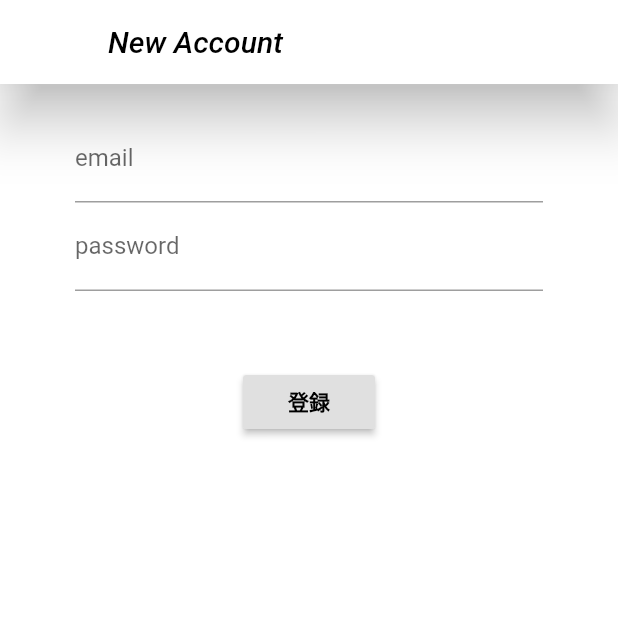
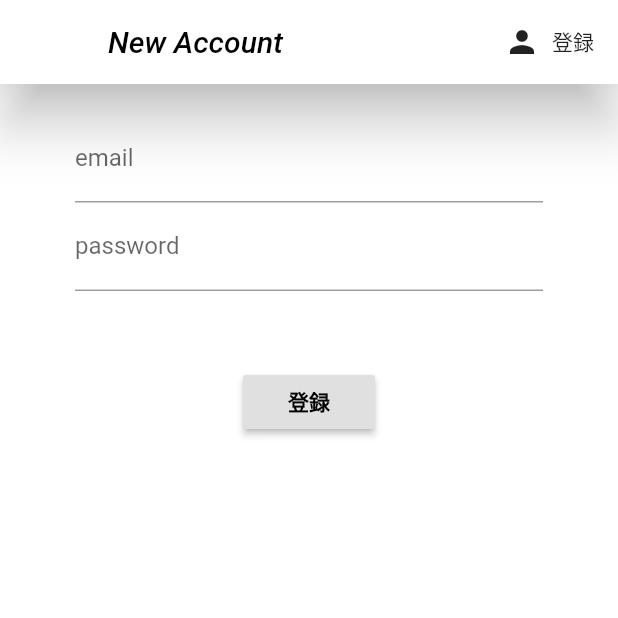
Before and after one commit to Ryota-Nakamura-317/expenses-app, a Flutter app: the Register screen opened directly, on a phone screen of 412 x 824 dp, the top half of it. Run offline on Flutter 3.47's test engine with Material 2 defaults, Android fonts, the phone set to English and light mode, and no system bars; our stand-ins replace firebase_auth, firebase_core, flutter_spinkit; accounts and stored records are empty.

```diff
--- /dev/null
+++ b/lib/screens/authenticate/register.dart
@@ -0,0 +1,119 @@
+import 'package:expenses_app/screens/authenticate/loading.dart';
+import 'package:expenses_app/services/auth.dart';
+import 'package:flutter/material.dart';
+
+class Register extends StatefulWidget {
+  final Function toggleView;
+  Register({this.toggleView});
+
+  @override
+  _RegisterState createState() => _RegisterState();
+}
+
+class _RegisterState extends State<Register> {
+  //データ呼び出し専用のauth.dartの呼び出し
+  //これでAuthServiceがこのクラスでも使用可能となる
+  final AuthService _auth = AuthService();
+  final _formKey = GlobalKey<FormState>();
+  bool loading = false;
+
+  //text field state
+  String email = '';
+  String password = '';
+  String error = '';
+  @override
+  Widget build(BuildContext context) {
+    //password入力フォームへのFocusNode定義
+    final _passwordFocusNode = FocusNode();
+    //Spinkitの設定と登録画面
+    return loading
+        ? Loading()
+        : Scaffold(
+            backgroundColor: Colors.white,
+            appBar: AppBar(
+              backgroundColor: Colors.white,
+              elevation: 15.0,
+              title: Text(
+                'New Account',
+                style: TextStyle(
+                  fontStyle: FontStyle.italic,
+                  color: Colors.black,
+                ),
+              ),
+              actions: [
+                FlatButton.icon(
+                  onPressed: () {
+                    widget.toggleView();
+                  },
+                  icon: Icon(Icons.person),
+                  label: Text('登録'),
+                ),
+              ],
+            ),
+            body: Container(
+              padding: EdgeInsets.symmetric(vertical: 20.0, horizontal: 50.0),
+              child: Form(
+                key: _formKey,
+                child: Column(
+                  children: [
+                    TextFormField(
+                      decoration: InputDecoration(labelText: 'email'),
+                      validator: (val) =>
+                          val.isEmpty ? 'メールアドレスを入力してください。' : null,
+                      onChanged: (val) {
+                        setState(() => email = val);
+                      },
+                      //カーソル移動処理
+                      onFieldSubmitted: (_) {
+                        FocusScope.of(context).requestFocus(_passwordFocusNode);
+                      },
+                    ),
+                    TextFormField(
+                      //カーソル移動先
+                      focusNode: _passwordFocusNode,
+                      decoration: InputDecoration(labelText: 'password'),
+                      validator: (val) =>
+                          val.length < 8 ? 'パスワードを8文字以上で入力してください。' : null,
+                      onChanged: (val) {
+                        setState(() => password = val);
+                      },
+                      obscureText: true,
+                    ),
+                    SizedBox(height: 50.0),
+                    RaisedButton(
+                      child: Text(
+                        '登録',
+                        style: TextStyle(
+                          color: Colors.black,
+                          fontWeight: FontWeight.bold,
+                        ),
+                      ),
+                      onPressed: () async {
+                        if (_formKey.currentState.validate()) {
+                          setState(() => loading = true);
+                          dynamic result = await _auth
+                              .registerWithEmailAndPassword(email, password);
+                          if (result == null) {
+                            setState(() {
+                              error = '有効なメールアドレスを入力してください。';
+                              loading = false;
+                            });
+                          }
+                        }
+                      },
+                    ),
+                    SizedBox(height: 12.0),
+                    Text(
+                      error,
+                      style: TextStyle(
+                        color: Colors.orange,
+                        fontSize: 14.0,
+                      ),
+                    ),
+                  ],
+                ),
+              ),
+            ),
+          );
+  }
+}
```
Also changed, not shown: lib/screens/authenticate/authenticate.dart (added, +24 -0 lines), lib/screens/authenticate/sign_in.dart (renamed from lib/screens/register/register.dart, +20 -8 lines), lib/screens/home/home.dart (+7 -0 lines), lib/screens/home/home2.dart (+21 -0 lines), lib/screens/wrapper.dart (+6 -1 lines), lib/services/auth.dart (+13 -0 lines), lib/screens/authenticate/loading.dart (renamed from lib/screens/register/loading.dart).
